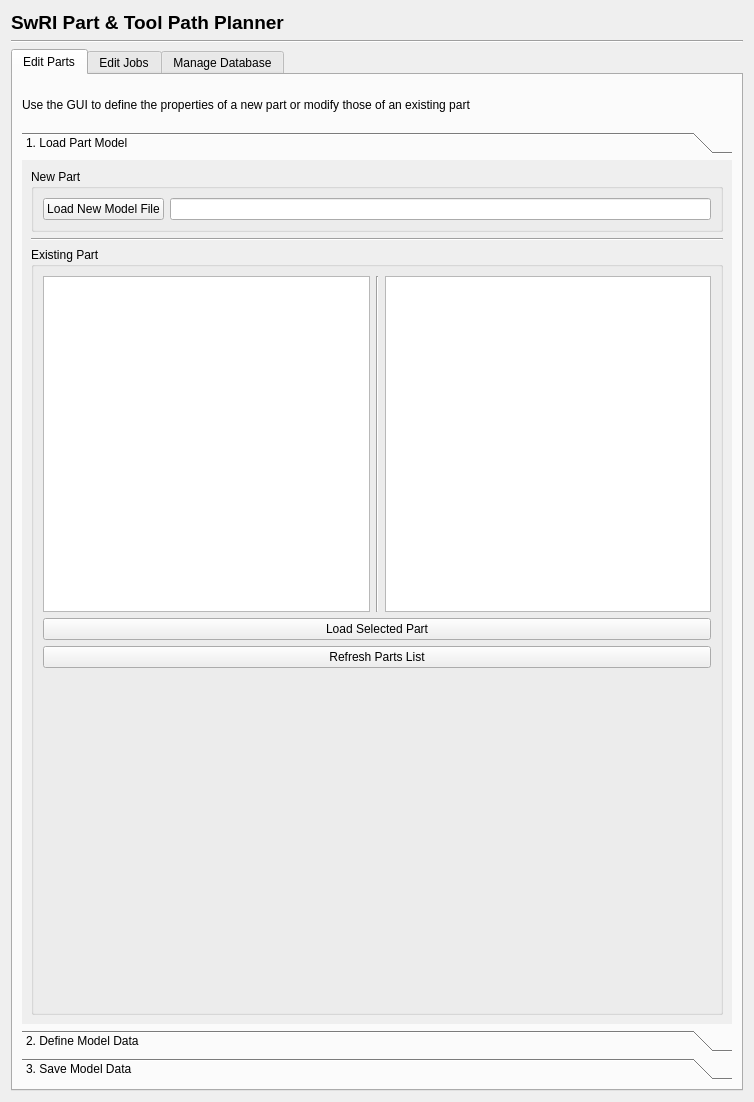
Qt form src/Toolpath-Offline-Planning/opp_gui/ui/tool_path_planner.ui (xp220340/toolpath) before a commit.
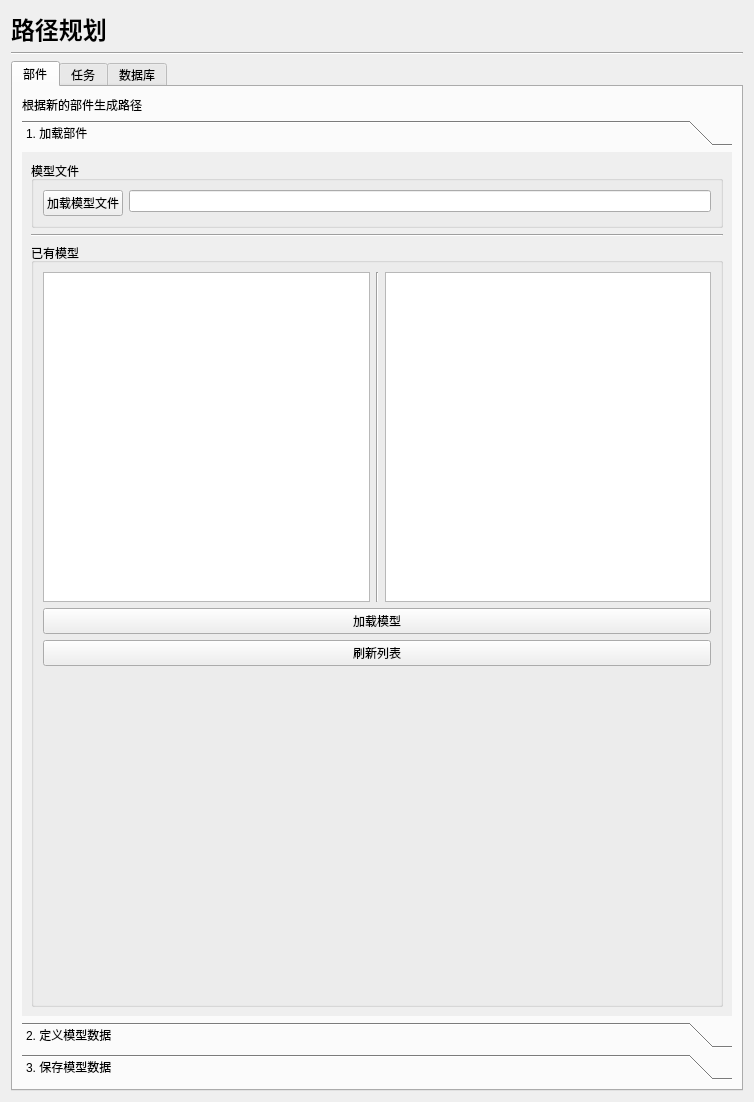
The same form after that commit.

```diff
--- a/src/Toolpath-Offline-Planning/opp_gui/ui/tool_path_planner.ui
+++ b/src/Toolpath-Offline-Planning/opp_gui/ui/tool_path_planner.ui
@@ -17,7 +17,7 @@
    <item>
     <widget class="QLabel" name="label">
      <property name="text">
-      <string>&lt;html&gt;&lt;head/&gt;&lt;body&gt;&lt;p&gt;&lt;span style=&quot; font-size:14pt; font-weight:600;&quot;&gt;SwRI Part &amp;amp; Tool Path Planner&lt;/span&gt;&lt;/p&gt;&lt;/body&gt;&lt;/html&gt;</string>
+      <string>&lt;html&gt;&lt;head/&gt;&lt;body&gt;&lt;p&gt;&lt;span style=&quot; font-size:18pt; font-weight:600;&quot;&gt;路径规划&lt;/span&gt;&lt;/p&gt;&lt;/body&gt;&lt;/html&gt;</string>
      </property>
      <property name="wordWrap">
       <bool>false</bool>
@@ -38,15 +38,13 @@
      </property>
      <widget class="QWidget" name="tab_add_part">
       <attribute name="title">
-       <string>Edit Parts</string>
+       <string>部件</string>
       </attribute>
       <layout class="QVBoxLayout" name="verticalLayout_15">
        <item>
         <widget class="QLabel" name="label_description">
          <property name="text">
-          <string>
-Use the GUI to define the properties of a new part or modify those of an existing part
-</string>
+          <string>根据新的部件生成路径</string>
          </property>
          <property name="wordWrap">
           <bool>true</bool>
@@ -64,17 +62,17 @@
             <x>0</x>
             <y>0</y>
             <width>714</width>
-            <height>848</height>
+            <height>873</height>
            </rect>
           </property>
           <attribute name="label">
-           <string>1. Load Part Model</string>
+           <string>1. 加载部件</string>
           </attribute>
           <layout class="QVBoxLayout" name="verticalLayout_16">
            <item>
             <widget class="QGroupBox" name="group_box_new_part">
              <property name="title">
-              <string>New Part</string>
+              <string>模型文件</string>
              </property>
              <layout class="QVBoxLayout" name="verticalLayout_3">
               <item>
@@ -82,7 +80,7 @@
                 <item row="0" column="0">
                  <widget class="QPushButton" name="push_button_find_model_file">
                   <property name="text">
-                   <string>Load New Model File</string>
+                   <string>加载模型文件</string>
                   </property>
                  </widget>
                 </item>
@@ -108,7 +106,7 @@
            <item>
             <widget class="QGroupBox" name="group_box_existing_part">
              <property name="title">
-              <string>Existing Part</string>
+              <string>已有模型</string>
              </property>
              <layout class="QVBoxLayout" name="verticalLayout_10">
               <item>
@@ -135,14 +133,14 @@
               <item>
                <widget class="QPushButton" name="push_button_load_selected_part">
                 <property name="text">
-                 <string>Load Selected Part</string>
+                 <string>加载模型</string>
                 </property>
                </widget>
               </item>
               <item>
                <widget class="QPushButton" name="push_button_load_parts_from_database">
                 <property name="text">
-                 <string>Refresh Parts List</string>
+                 <string>刷新列表</string>
                 </property>
                </widget>
               </item>
@@ -174,7 +172,7 @@
            </rect>
           </property>
           <attribute name="label">
-           <string>2. Define Model Data</string>
+           <string>2. 定义模型数据</string>
           </attribute>
           <layout class="QVBoxLayout" name="verticalLayout_6">
            <item>
@@ -230,7 +228,7 @@
            </rect>
           </property>
           <attribute name="label">
-           <string>3. Save Model Data</string>
+           <string>3. 保存模型数据</string>
           </attribute>
           <layout class="QVBoxLayout" name="verticalLayout_17">
            <item>
@@ -285,7 +283,7 @@
      </widget>
      <widget class="QWidget" name="tab_add_job">
       <attribute name="title">
-       <string>Edit Jobs</string>
+       <string>任务</string>
       </attribute>
       <layout class="QVBoxLayout" name="verticalLayout">
        <item>
@@ -474,7 +472,7 @@
      </widget>
      <widget class="QWidget" name="tab_manage_database">
       <attribute name="title">
-       <string>Manage Database</string>
+       <string>数据库</string>
       </attribute>
       <layout class="QVBoxLayout" name="verticalLayout_14">
        <item>
```
Left out of the diff: 60 changed lines with no effect on the pictures.
